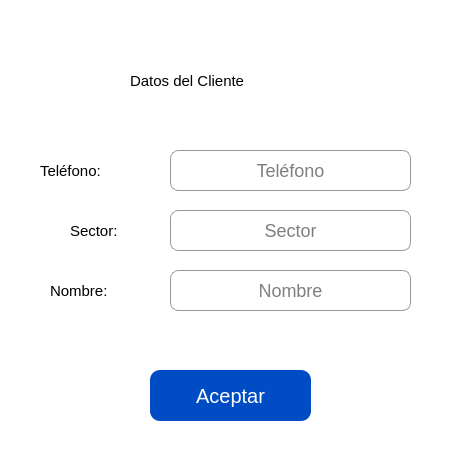
Above: ui/Cliente.ui from Moises024/sistema_de_caja before the change. Below: the same form after it.
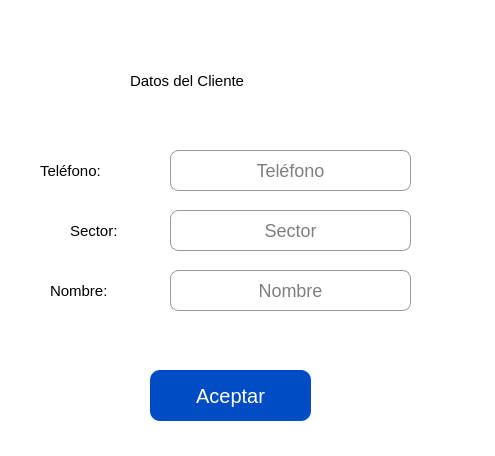
That is the form after the change. Icons and pictures are not drawn.

```diff
--- a/ui/Cliente.ui
+++ b/ui/Cliente.ui
@@ -6,7 +6,7 @@
    <rect>
     <x>0</x>
     <y>0</y>
-    <width>471</width>
+    <width>495</width>
     <height>456</height>
    </rect>
   </property>
```
